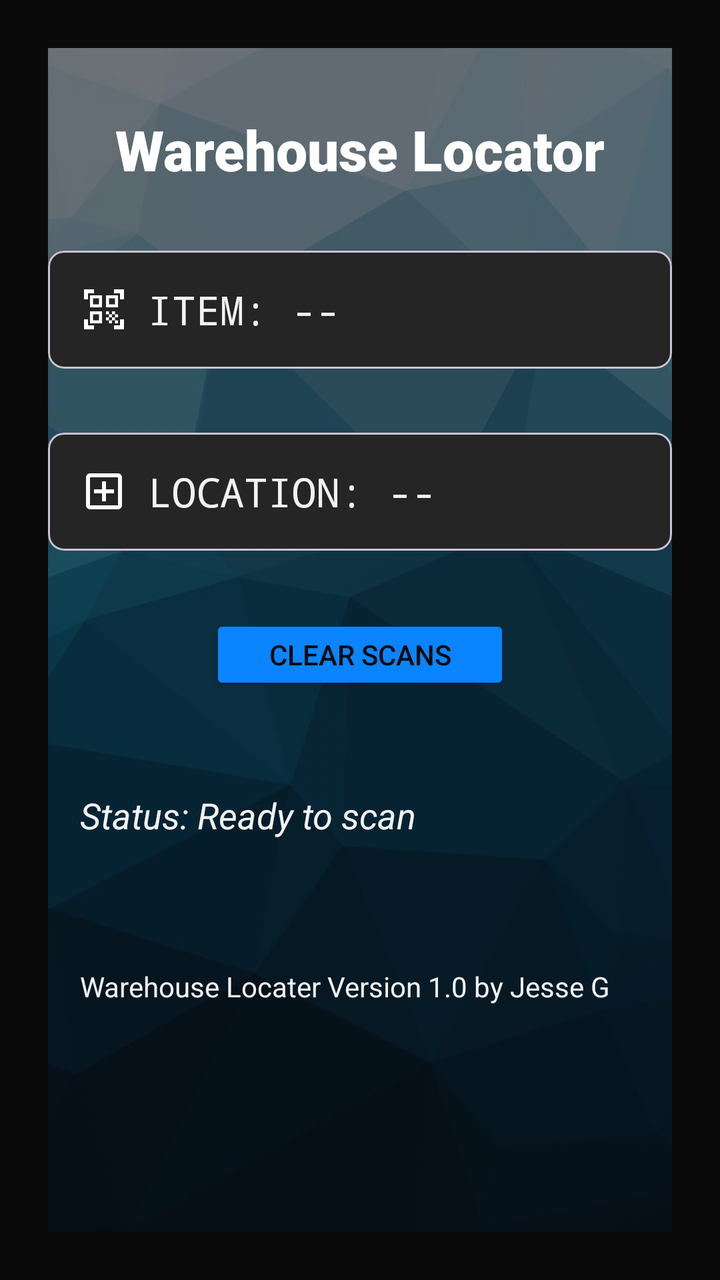
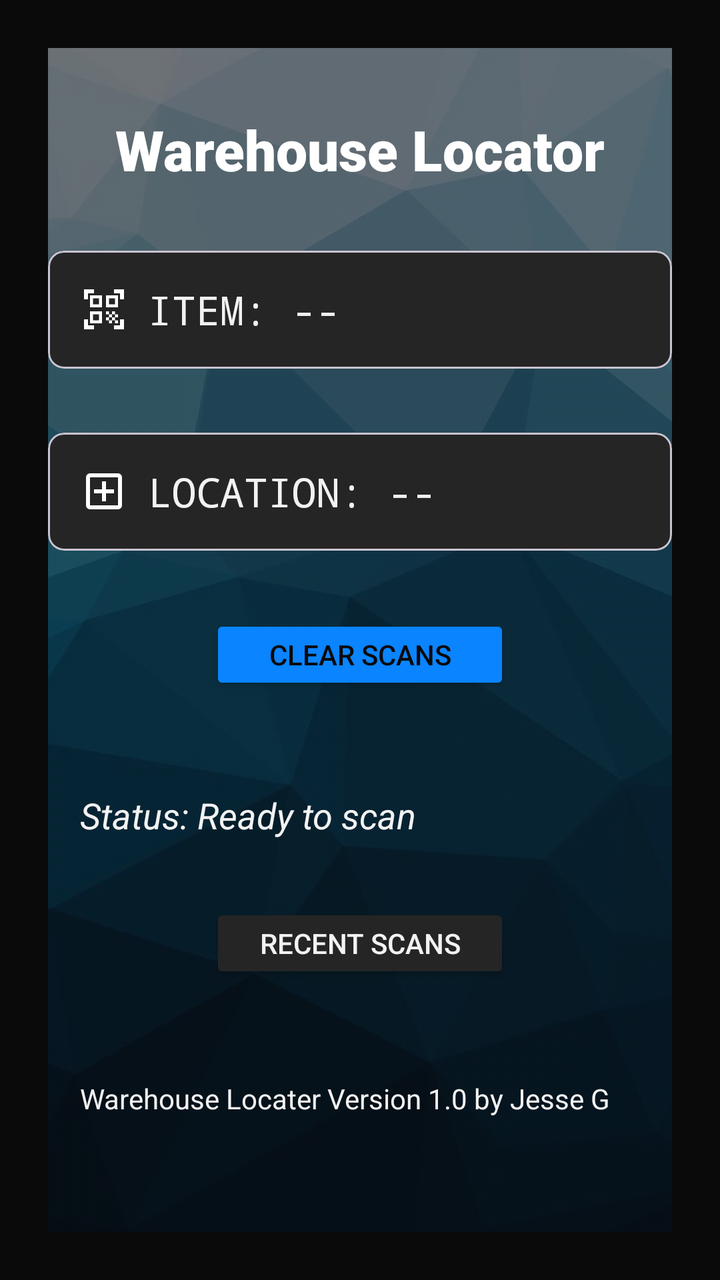

Screens rendered from an Android XML layout before and after an edit, with the pre-edit source and the edit as a unified diff.
<!-- AndroidManifest.xml: application theme Theme.WarehouseLocationScanner -->
<!-- res/layout/activity_main.xml -->
<?xml version="1.0" encoding="utf-8"?>
<androidx.constraintlayout.widget.ConstraintLayout
    xmlns:android="http://schemas.android.com/apk/res/android"
    xmlns:app="http://schemas.android.com/apk/res-auto"
    android:id="@+id/main"
    android:background="@color/theme_bg_dark"
    android:layout_width="match_parent"
    android:layout_height="match_parent"
    android:padding="24dp">

    
    <ImageView
        android:layout_width="match_parent"
        android:layout_height="match_parent"
        android:scaleType="centerCrop"
        android:src="@drawable/geometric_background"
        android:alpha="0.50"
        app:layout_constraintTop_toTopOf="parent"
        app:layout_constraintBottom_toBottomOf="parent"
        app:layout_constraintStart_toStartOf="parent"
        app:layout_constraintEnd_toEndOf="parent" />


    
    
    <TextView
        android:id="@+id/tvTitle"
        android:layout_width="wrap_content"
        android:layout_height="wrap_content"
        android:layout_marginTop="32dp"
        android:text="Warehouse Locator"
        android:textColor="@color/white"
        android:fontFamily="sans-serif-black"
        android:textSize="28sp"
        android:textStyle="bold"
        app:layout_constraintTop_toTopOf="parent"
        app:layout_constraintStart_toStartOf="parent"
        app:layout_constraintEnd_toEndOf="parent" />

    
    <com.google.android.material.card.MaterialCardView
        android:id="@+id/cardItemContainer"
        android:layout_width="match_parent"
        android:layout_height="wrap_content"
        android:layout_marginTop="32dp"
        app:cardElevation="0dp"
        app:cardCornerRadius="8dp"
        app:cardBackgroundColor="@color/theme_surface"
        app:layout_constraintTop_toBottomOf="@+id/tvTitle"
        app:layout_constraintStart_toStartOf="parent"
        app:layout_constraintEnd_toEndOf="parent">

        
        <TextView
            android:id="@+id/tvItem"
            android:layout_width="match_parent"
            android:layout_height="wrap_content"
            android:padding="16dp"
            android:drawableStart="@drawable/ic_barcode"
            android:drawablePadding="10dp"
            android:text="Item: --"
            android:textColor="@color/theme_text"
            android:fontFamily="monospace"
            android:textAllCaps="true"
            android:textSize="20sp" />

    </com.google.android.material.card.MaterialCardView>

    
    <com.google.android.material.card.MaterialCardView
        android:id="@+id/cardItemLocation"
        android:layout_width="match_parent"
        android:layout_height="wrap_content"
        android:layout_marginTop="32dp"
        app:cardElevation="0dp"
        app:cardCornerRadius="8dp"
        app:cardBackgroundColor="@color/theme_surface"
        app:layout_constraintTop_toBottomOf="@id/cardItemContainer"
        app:layout_constraintStart_toStartOf="parent"
        app:layout_constraintEnd_toEndOf="parent">

        
        <TextView
            android:id="@+id/tvLocation"
            android:layout_width="match_parent"
            android:layout_height="wrap_content"
            android:padding="16dp"
            android:drawableStart="@drawable/ic_location"
            android:drawablePadding="10dp"
            android:text="Location: --"
            android:textColor="@color/theme_text"
            android:fontFamily="monospace"
            android:textAllCaps="true"
            android:textSize="20sp" />

    </com.google.android.material.card.MaterialCardView>

    
    
    <Button
        android:id="@+id/btnClear"
        android:layout_width="150dp"
        android:layout_height="40dp"
        android:layout_marginTop="32dp"
        app:backgroundTint="@color/theme_accent"
        android:textColor="@color/theme_bg_dark"
        app:cornerRadius="0dp"
        android:text="Clear scans"
        app:layout_constraintTop_toBottomOf="@id/cardItemLocation"
        app:layout_constraintStart_toStartOf="parent"
        app:layout_constraintEnd_toEndOf="parent" />

    
    
    <TextView
        android:id="@+id/tvStatus"
        android:layout_width="match_parent"
        android:layout_height="wrap_content"
        android:layout_marginTop="32dp"
        android:textAlignment="center"
        android:padding="16dp"
        android:text="Status: Ready to scan"
        android:textSize="18sp"
        android:textStyle="italic"
        android:textColor="@color/theme_text"
        app:layout_constraintTop_toBottomOf="@id/btnClear"
        app:layout_constraintStart_toStartOf="parent"
        app:layout_constraintEnd_toEndOf="parent" />

    
    
    <TextView
        android:id="@+id/tvCredit"
        android:layout_width="match_parent"
        android:layout_height="wrap_content"
        android:layout_marginTop="32dp"
        android:padding="16dp"
        android:text="Warehouse Locater Version 1.0 by Jesse G"
        android:textAlignment="center"
        android:textColor="@color/theme_text"
        android:textSize="14sp"
        app:layout_constraintTop_toBottomOf="@id/tvStatus"
        app:layout_constraintStart_toStartOf="parent"
        app:layout_constraintEnd_toEndOf="parent" />

</androidx.constraintlayout.widget.ConstraintLayout>
<!-- resources referenced by this layout -->
<resources>
  <color name="theme_accent">#0A84FF</color>
  <color name="theme_bg_dark">#0A0A0A</color>
  <color name="theme_surface">#252525</color>
  <color name="theme_text">#F2F2F2</color>
  <color name="white">#FFFFFFFF</color>
  <!-- drawable geometric_background: jpg bitmap (drawable, 22576 bytes) -->
  <!-- drawable ic_barcode (drawable) -->
  <vector xmlns:android="http://schemas.android.com/apk/res/android" android:height="24dp" android:tint="@color/white" android:viewportHeight="24" android:viewportWidth="24" android:width="24dp">
        
      <path android:fillColor="@android:color/white" android:pathData="M9.5,6.5v3h-3v-3H9.5M11,5H5v6h6V5L11,5zM9.5,14.5v3h-3v-3H9.5M11,13H5v6h6V13L11,13zM17.5,6.5v3h-3v-3H17.5M19,5h-6v6h6V5L19,5zM13,13h1.5v1.5H13V13zM14.5,14.5H16V16h-1.5V14.5zM16,13h1.5v1.5H16V13zM13,16h1.5v1.5H13V16zM14.5,17.5H16V19h-1.5V17.5zM16,16h1.5v1.5H16V16zM17.5,14.5H19V16h-1.5V14.5zM17.5,17.5H19V19h-1.5V17.5zM22,7h-2V4h-3V2h5V7zM22,22v-5h-2v3h-3v2H22zM2,22h5v-2H4v-3H2V22zM2,2v5h2V4h3V2H2z"/>
      
  </vector>
  <!-- drawable ic_location (drawable) -->
  <vector xmlns:android="http://schemas.android.com/apk/res/android" android:height="24dp" android:tint="#FFFFFF" android:viewportHeight="960" android:viewportWidth="960" android:width="24dp">
        
      <path android:fillColor="@android:color/white" android:pathData="M440,680L520,680L520,520L680,520L680,440L520,440L520,280L440,280L440,440L280,440L280,520L440,520L440,680ZM200,840Q167,840 143.5,816.5Q120,793 120,760L120,200Q120,167 143.5,143.5Q167,120 200,120L760,120Q793,120 816.5,143.5Q840,167 840,200L840,760Q840,793 816.5,816.5Q793,840 760,840L200,840ZM200,760L760,760Q760,760 760,760Q760,760 760,760L760,200Q760,200 760,200Q760,200 760,200L200,200Q200,200 200,200Q200,200 200,200L200,760Q200,760 200,760Q200,760 200,760ZM200,200L200,200Q200,200 200,200Q200,200 200,200L200,760Q200,760 200,760Q200,760 200,760L200,760Q200,760 200,760Q200,760 200,760L200,200Q200,200 200,200Q200,200 200,200Z"/>
      
  </vector>
  <style name="Theme.WarehouseLocationScanner" parent="Base.Theme.WarehouseLocationScanner" />
  <style name="Base.Theme.WarehouseLocationScanner" parent="Theme.Material3.DayNight.NoActionBar">
          
          
      </style>
</resources>

<!-- the commit's change to res/layout/activity_main.xml (unified diff, before → after) -->
@@ -128,6 +128,20 @@
         app:layout_constraintEnd_toEndOf="parent" />
 
     
+    <Button
+        android:id="@+id/btnRecentScans"
+        android:layout_width="150dp"
+        android:layout_height="40dp"
+        android:layout_marginTop="16dp"
+        app:backgroundTint="@color/theme_surface"
+        android:textColor="@color/theme_text"
+        app:cornerRadius="0dp"
+        android:text="Recent Scans"
+        app:layout_constraintTop_toBottomOf="@id/tvStatus"
+        app:layout_constraintStart_toStartOf="parent"
+        app:layout_constraintEnd_toEndOf="parent" />
+
+    
     
     <TextView
         android:id="@+id/tvCredit"
@@ -139,7 +153,7 @@
         android:textAlignment="center"
         android:textColor="@color/theme_text"
         android:textSize="14sp"
-        app:layout_constraintTop_toBottomOf="@id/tvStatus"
+        app:layout_constraintTop_toBottomOf="@id/btnRecentScans"
         app:layout_constraintStart_toStartOf="parent"
         app:layout_constraintEnd_toEndOf="parent" />
 
